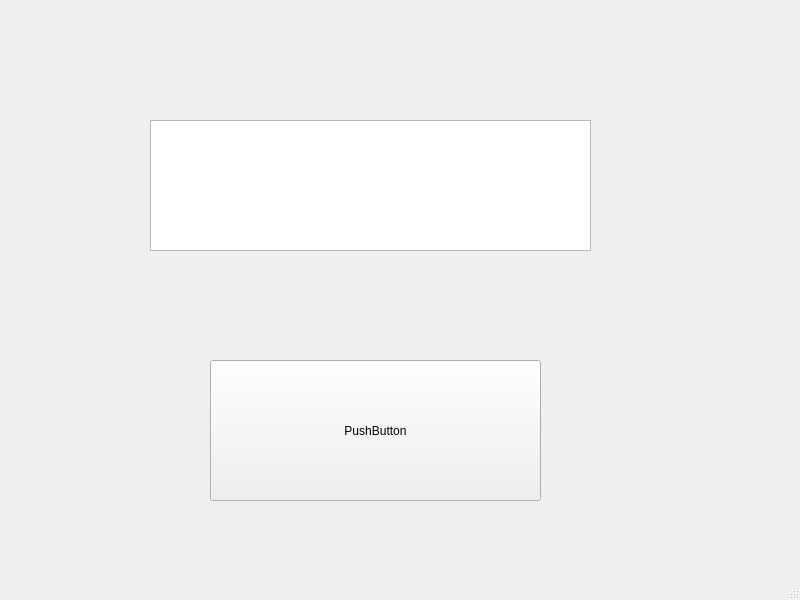
Old version of the form ui/main_window.ui in the repository ianpetek/vacap.
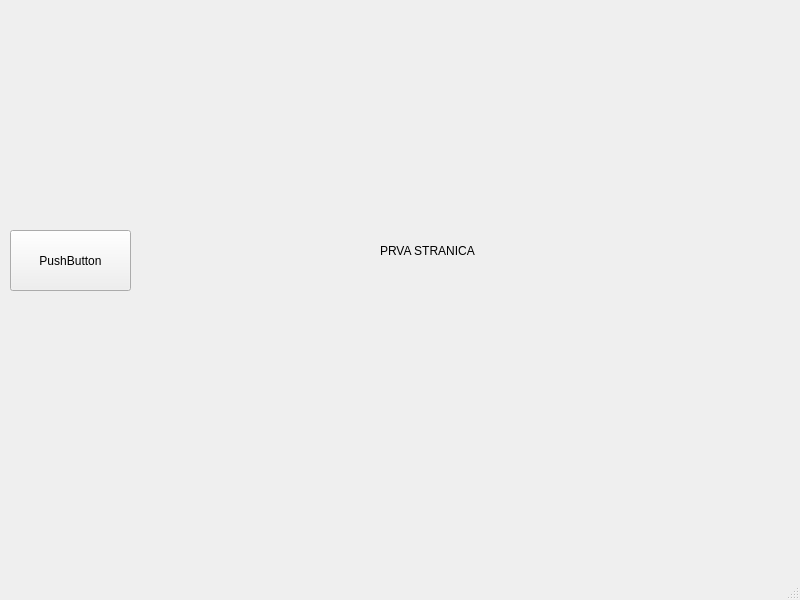
New version of the form.

```diff
--- a/ui/main_window.ui
+++ b/ui/main_window.ui
@@ -14,29 +14,59 @@
    <string>MainWindow</string>
   </property>
   <widget class="QWidget" name="centralwidget">
+   <widget class="QStackedWidget" name="stackedWidget">
+    <property name="geometry">
+     <rect>
+      <x>190</x>
+      <y>0</y>
+      <width>591</width>
+      <height>571</height>
+     </rect>
+    </property>
+    <widget class="QWidget" name="page">
+     <widget class="QLabel" name="label">
+      <property name="geometry">
+       <rect>
+        <x>190</x>
+        <y>110</y>
+        <width>331</width>
+        <height>281</height>
+       </rect>
+      </property>
+      <property name="text">
+       <string>PRVA STRANICA</string>
+      </property>
+     </widget>
+    </widget>
+    <widget class="QWidget" name="page_2">
+     <widget class="QLabel" name="label_2">
+      <property name="geometry">
+       <rect>
+        <x>140</x>
+        <y>120</y>
+        <width>331</width>
+        <height>281</height>
+       </rect>
+      </property>
+      <property name="text">
+       <string>DRUGA STRANICA</string>
+      </property>
+     </widget>
+    </widget>
+   </widget>
    <widget class="QPushButton" name="pushButton">
     <property name="geometry">
      <rect>
-      <x>210</x>
-      <y>360</y>
-      <width>331</width>
-      <height>141</height>
+      <x>10</x>
+      <y>230</y>
+      <width>121</width>
+      <height>61</height>
      </rect>
     </property>
     <property name="text">
      <string>PushButton</string>
     </property>
    </widget>
-   <widget class="QPlainTextEdit" name="plainTextEdit">
-    <property name="geometry">
-     <rect>
-      <x>150</x>
-      <y>120</y>
-      <width>441</width>
-      <height>131</height>
-     </rect>
-    </property>
-   </widget>
   </widget>
   <widget class="QMenuBar" name="menubar">
    <property name="geometry">
```
Left out of the diff: 8 changed lines with no effect on the pictures.
